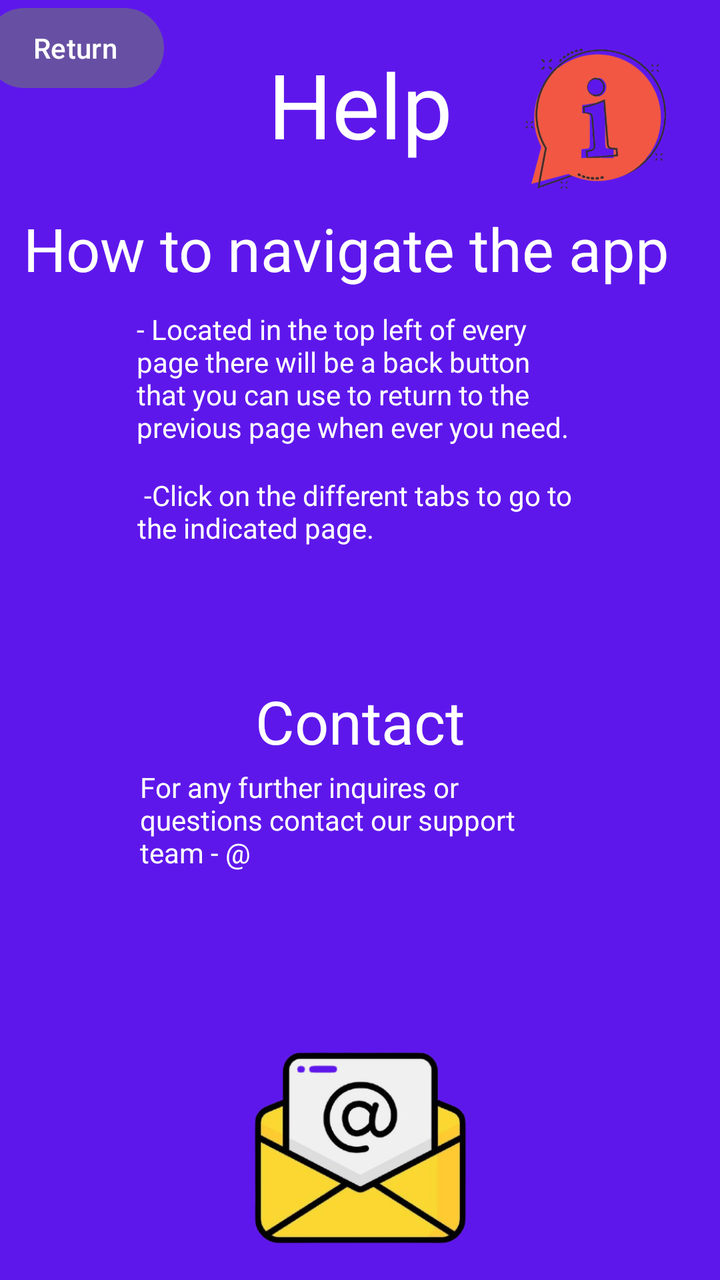
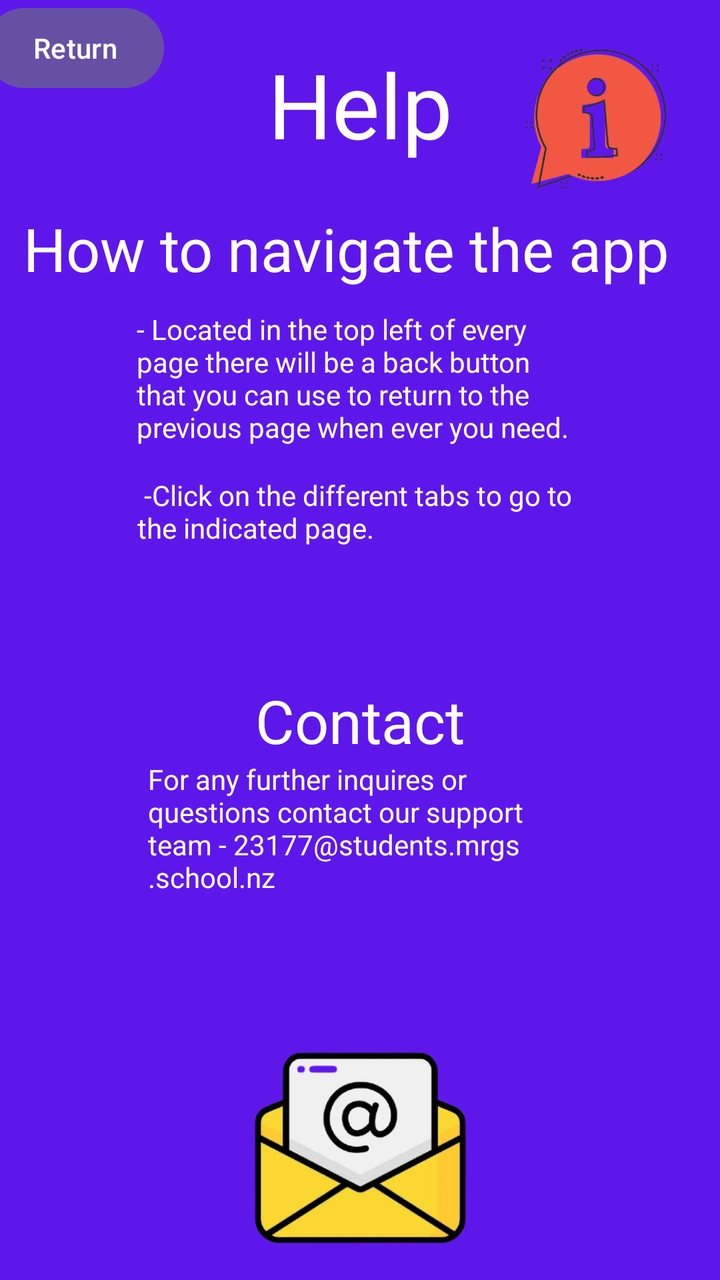

The first picture is an Android layout as it rendered before a commit; the second is the same layout after the commit. The layout source and the unified diff follow.
<!-- AndroidManifest.xml: application theme Theme.GeorgeAndIzzy -->
<!-- res/layout/activity_help.xml -->
<?xml version="1.0" encoding="utf-8"?>
<androidx.constraintlayout.widget.ConstraintLayout xmlns:android="http://schemas.android.com/apk/res/android"
    xmlns:app="http://schemas.android.com/apk/res-auto"
    xmlns:tools="http://schemas.android.com/tools"
    android:id="@+id/main"
    android:layout_width="match_parent"
    android:layout_height="match_parent"
    android:background="#5e17eb"
    tools:context=".Help">

    <TextView
        android:id="@+id/textView9"
        android:layout_width="wrap_content"
        android:layout_height="wrap_content"
        android:text="Help"
        android:textColor="@color/white"
        android:textSize="45dp"
        app:layout_constraintBottom_toTopOf="@+id/textView12"
        app:layout_constraintEnd_toEndOf="parent"
        app:layout_constraintHorizontal_bias="0.5"
        app:layout_constraintStart_toStartOf="parent"
        app:layout_constraintTop_toTopOf="parent" />

    <Button
        android:id="@+id/buttonBack4"
        android:layout_width="wrap_content"
        android:layout_height="wrap_content"
        android:layout_marginEnd="52dp"
        android:text="Return"
        app:layout_constraintEnd_toStartOf="@+id/textView9"
        tools:layout_editor_absoluteY="16dp" />

    <TextView
        android:id="@+id/textView12"
        android:layout_width="337dp"
        android:layout_height="51dp"
        android:layout_marginTop="104dp"
        android:text="How to navigate the app"
        android:textColor="@color/white"
        android:textSize="30dp"
        app:layout_constraintBottom_toTopOf="@+id/textView13"
        app:layout_constraintEnd_toEndOf="parent"
        app:layout_constraintStart_toStartOf="parent"
        app:layout_constraintTop_toTopOf="parent" />

    <TextView
        android:id="@+id/textView13"
        android:layout_width="224dp"
        android:layout_height="71dp"
        android:layout_marginTop="155dp"
        android:layout_marginBottom="12dp"
        android:text="- Located in the top left of every page there will be a
back button that you can use to return to the previous page when ever you need."
        android:textColor="@color/white"
        app:layout_constraintBottom_toTopOf="@+id/textView14"
        app:layout_constraintEnd_toEndOf="parent"
        app:layout_constraintHorizontal_bias="0.502"
        app:layout_constraintStart_toStartOf="parent"
        app:layout_constraintTop_toTopOf="parent" />

    <TextView
        android:id="@+id/textView14"
        android:layout_width="223dp"
        android:layout_height="38dp"
        android:layout_marginTop="238dp"
        android:layout_marginBottom="12dp"
        android:text=" -Click on the different tabs to go to the indicated page."
        android:textColor="@color/white"
        app:layout_constraintBottom_toTopOf="@+id/textView15"
        app:layout_constraintEnd_toEndOf="parent"
        app:layout_constraintStart_toStartOf="parent"
        app:layout_constraintTop_toTopOf="parent" />

    <TextView
        android:id="@+id/textView15"
        android:layout_width="221dp"
        android:layout_height="51dp"
        android:layout_marginTop="288dp"
        android:layout_marginBottom="392dp"
        android:text="-To go into a chat simply just click on to the chat where it is displayed on the
chats page."
        android:textColor="@color/white"
        app:layout_constraintBottom_toBottomOf="parent"
        app:layout_constraintEnd_toEndOf="parent"
        app:layout_constraintHorizontal_bias="0.505"
        app:layout_constraintStart_toStartOf="parent"
        app:layout_constraintTop_toTopOf="parent"
        app:layout_constraintVertical_bias="0.0" />

    <TextView
        android:id="@+id/textView16"
        android:layout_width="wrap_content"
        android:layout_height="wrap_content"
        android:layout_marginTop="340dp"
        android:text="Contact"
        android:textColor="@color/white"
        android:textSize="30dp"
        app:layout_constraintBottom_toTopOf="@+id/textView17"
        app:layout_constraintEnd_toEndOf="parent"
        app:layout_constraintStart_toStartOf="parent"
        app:layout_constraintTop_toTopOf="parent"
        app:layout_constraintVertical_bias="0.065" />

    <TextView
        android:id="@+id/textView17"
        android:layout_width="220dp"
        android:layout_height="63dp"
        android:layout_marginBottom="8dp"
        android:text="For any further inquires or questions contact our support team - @"
        android:textColor="@color/white"
        app:layout_constraintBottom_toTopOf="@+id/imageView6"
        app:layout_constraintEnd_toEndOf="parent"
        app:layout_constraintHorizontal_bias="0.5"
        app:layout_constraintStart_toStartOf="parent" />

    <ImageView
        android:id="@+id/imageView6"
        android:layout_width="173dp"
        android:layout_height="238dp"
        android:layout_marginTop="455dp"
        app:layout_constraintBottom_toBottomOf="parent"
        app:layout_constraintEnd_toEndOf="parent"
        app:layout_constraintStart_toStartOf="parent"
        app:layout_constraintTop_toTopOf="parent"
        app:layout_constraintVertical_bias="0.0"
        app:srcCompat="@drawable/contact" />

    <ImageView
        android:id="@+id/imageView8"
        android:layout_width="98dp"
        android:layout_height="119dp"
        android:layout_marginStart="24dp"
        app:layout_constraintStart_toEndOf="@+id/textView9"
        app:srcCompat="@drawable/help2"
        tools:layout_editor_absoluteY="-6dp" />

</androidx.constraintlayout.widget.ConstraintLayout>
<!-- resources referenced by this layout -->
<resources>
  <color name="white">#FFFFFFFF</color>
  <!-- drawable contact: png bitmap (drawable, 96512 bytes) -->
  <!-- drawable help2: png bitmap (drawable, 103998 bytes) -->
  <style name="Theme.GeorgeAndIzzy" parent="Base.Theme.GeorgeAndIzzy" />
  <style name="Base.Theme.GeorgeAndIzzy" parent="Theme.Material3.DayNight.NoActionBar">
          
          
      </style>
</resources>

<!-- the commit's change to res/layout/activity_help.xml (unified diff, before → after) -->
@@ -103,10 +103,10 @@ chats page."
 
     <TextView
         android:id="@+id/textView17"
-        android:layout_width="220dp"
-        android:layout_height="63dp"
+        android:layout_width="212dp"
+        android:layout_height="67dp"
         android:layout_marginBottom="8dp"
-        android:text="For any further inquires or questions contact our support team - @"
+        android:text="For any further inquires or questions contact our support team - 23177@students.mrgs.school.nz"
         android:textColor="@color/white"
         app:layout_constraintBottom_toTopOf="@+id/imageView6"
         app:layout_constraintEnd_toEndOf="parent"
